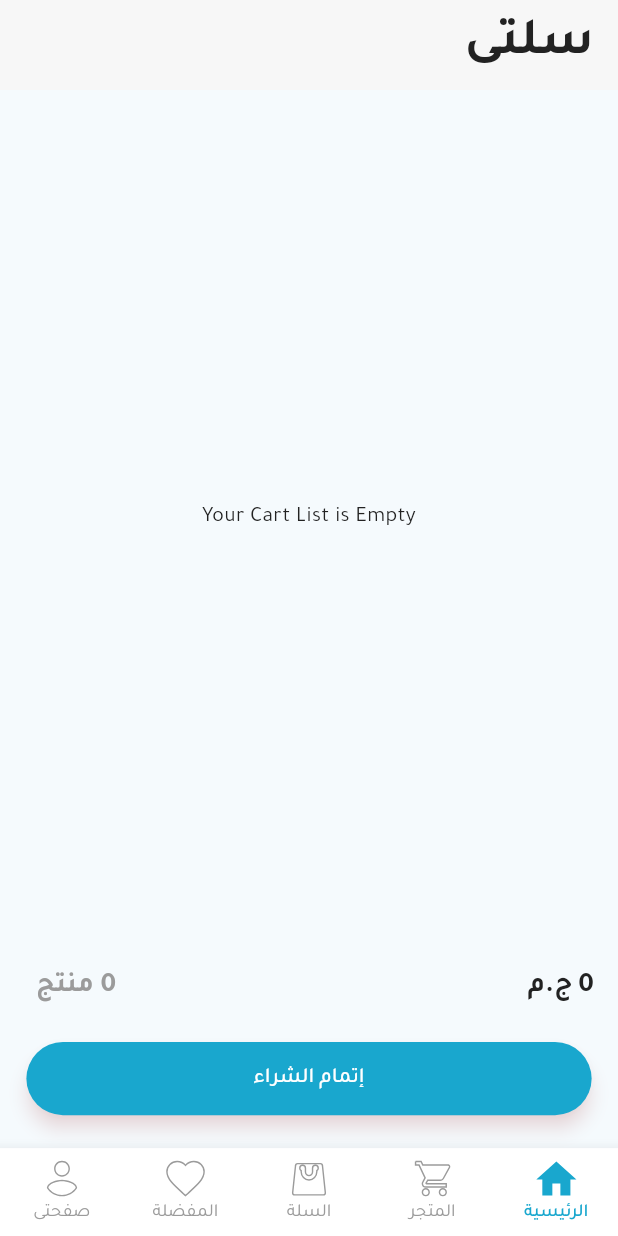
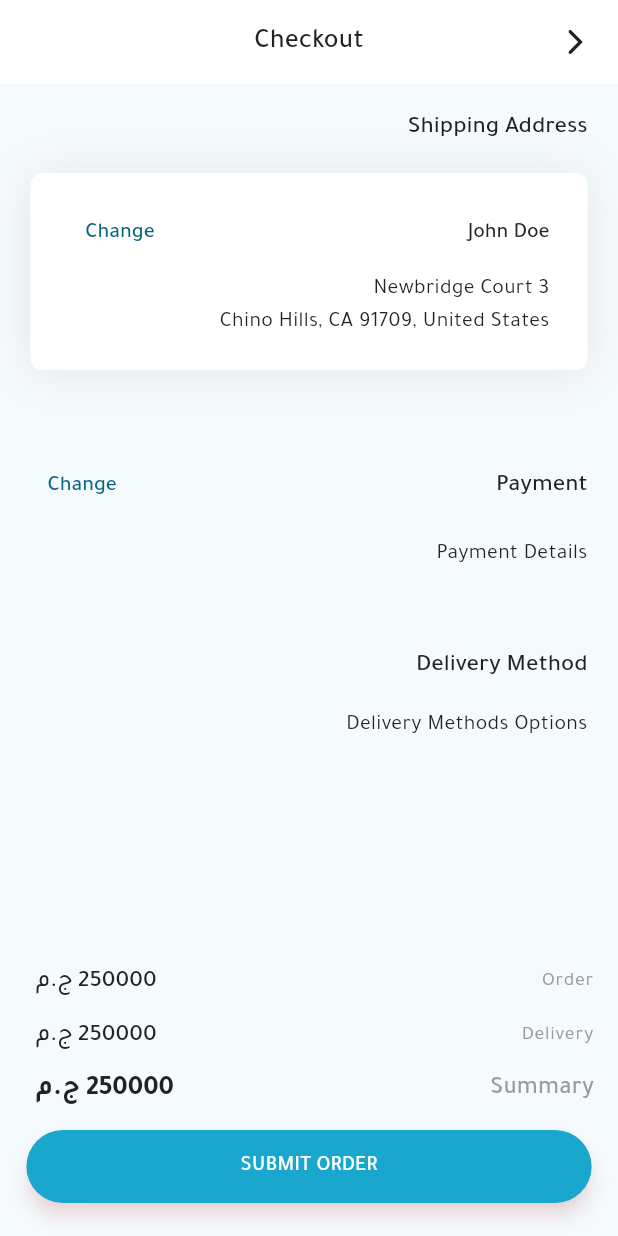
Before and after one commit to aoa97/ecommerce-app, a Flutter app: the CartScreen screen opened by its route, after a tap on "إتمام الشراء", on a phone screen of 412 x 824 dp. Run offline on Flutter 3.47's test engine with Material 2 defaults, Android fonts, the light colour scheme and no system bars; drawn by our look-alikes of modal_progress_hud_nsn; our stand-ins replace cached_network_image, dio, equatable, flutter_bloc, flutter_hooks, flutter_rating_bar and 10 more; missing offline and left inert: print_color; accounts and stored records are empty; generated files the repository leaves out were written again; network calls fail.

Commit message:
Checkout module initial UI implementation

```diff
--- a/lib/core/presentation/router/app_router.dart
+++ b/lib/core/presentation/router/app_router.dart
@@ -1,13 +1,19 @@
 import 'package:ecommerce/core/features/layout/routes/main_layout_routes.dart';
 import 'package:ecommerce/features/auth/presentation/routes/auth_routes.dart';
+import 'package:ecommerce/features/checkout/presentation/routes/checkout_routes.dart';
 import 'package:ecommerce/features/product/presentation/routes/product_routes.dart';
+import 'package:flutter/material.dart';
 import 'package:go_router/go_router.dart';
 
+final appRouteNavigatorKey = GlobalKey<NavigatorState>();
+
 final appRouter = GoRouter(
+  navigatorKey: appRouteNavigatorKey,
   initialLocation: "/",
   routes: [
     authRouter,
     mainLayoutRouter,
     productRouter,
+    checkoutRouter,
   ],
 );
--- a/lib/core/presentation/utils/palette.dart
+++ b/lib/core/presentation/utils/palette.dart
@@ -12,4 +12,5 @@ class Palette {
 
   static const shadow = BoxShadow(color: Color(0x14000000), blurRadius: 24, offset: Offset(0, 4));
   static const shadow2 = BoxShadow(color: Color(0x19000000), blurRadius: 8, offset: Offset(0, 4));
+  static const shadow3 = BoxShadow(color: Color(0x14000000), blurRadius: 25, offset: Offset(0, 1));
 }
--- /dev/null
+++ b/lib/core/presentation/widgets/summary_section.dart
@@ -0,0 +1,39 @@
+import 'package:ecommerce/core/presentation/utils/extensions.dart';
+import 'package:ecommerce/core/presentation/widgets/main_button.dart';
+import 'package:flutter/material.dart';
+import 'package:flutter_screenutil/flutter_screenutil.dart';
+
+class SummarySection extends StatelessWidget {
+  final List<Widget> tiles;
+  final String submitLabel;
+  final void Function()? onSubmit;
+
+  const SummarySection({super.key, required this.tiles, required this.submitLabel, this.onSubmit});
+
+  @override
+  Widget build(BuildContext context) {
+    return Theme(
+      data: Theme.of(context).copyWith(
+        listTileTheme: ListTileThemeData(
+          dense: true,
+          visualDensity: VisualDensity(horizontal: 0, vertical: -3.h),
+          titleTextStyle: context.labelMediumText,
+          leadingAndTrailingTextStyle: context.headlineSmallText!.copyWith(fontSize: 16),
+        ),
+      ),
+      child: Column(
+        mainAxisSize: MainAxisSize.min,
+        children: [
+          ...tiles,
+          Padding(
+            padding: EdgeInsets.fromLTRB(16.w, 8.w, 16.w, 20.w),
+            child: MainButton(
+              label: submitLabel,
+              onPressed: onSubmit,
+            ),
+          )
+        ],
+      ),
+    );
+  }
+}
--- a/lib/features/cart/presentation/containers/cart_summary.dart
+++ b/lib/features/cart/presentation/containers/cart_summary.dart
@@ -1,11 +1,11 @@
 import 'package:ecommerce/core/presentation/utils/extensions.dart';
 import 'package:ecommerce/core/presentation/utils/palette.dart';
-import 'package:ecommerce/core/presentation/widgets/main_button.dart';
+import 'package:ecommerce/core/presentation/widgets/summary_section.dart';
 import 'package:ecommerce/features/cart/presentation/controller/cart_cubit.dart';
 import 'package:ecommerce/l10n/l10n.dart';
 import 'package:flutter/material.dart';
 import 'package:flutter_bloc/flutter_bloc.dart';
-import 'package:flutter_screenutil/flutter_screenutil.dart';
+import 'package:go_router/go_router.dart';
 
 class CartSummary extends StatelessWidget {
   const CartSummary({super.key});
@@ -14,9 +14,12 @@ class CartSummary extends StatelessWidget {
   Widget build(BuildContext context) {
     final cubit = context.watch<CartCubit>();
 
-    return Column(
-      mainAxisSize: MainAxisSize.min,
-      children: [
+    return SummarySection(
+      submitLabel: tr(context).checkout,
+      onSubmit: () {
+        context.push("/checkout");
+      },
+      tiles: [
         ListTile(
           trailing: Text(
             "${cubit.count} ${tr(context).products}",
@@ -26,13 +29,6 @@ class CartSummary extends StatelessWidget {
             "${cubit.totalPrice} ${tr(context).egp}",
             style: context.headlineLargeText,
           ),
-        ),
-        Padding(
-          padding: EdgeInsets.fromLTRB(16.w, 8.w, 16.w, 20.w),
-          child: MainButton(
-            label: tr(context).checkout,
-            onPressed: () {},
-          ),
         )
       ],
     );
--- /dev/null
+++ b/lib/features/checkout/presentation/routes/checkout_routes.dart
@@ -0,0 +1,10 @@
+import 'package:ecommerce/core/presentation/router/app_router.dart';
+import 'package:ecommerce/features/checkout/presentation/ui/screens/checkout_screen.dart';
+import 'package:go_router/go_router.dart';
+
+final checkoutRouter = GoRoute(
+  parentNavigatorKey: appRouteNavigatorKey,
+  path: "/checkout",
+  builder: (context, state) => const CheckoutScreen(),
+  // redirect:
+);
--- /dev/null
+++ b/lib/features/checkout/presentation/ui/containers/checkout_summary.dart
@@ -0,0 +1,30 @@
+import 'package:ecommerce/core/presentation/utils/extensions.dart';
+import 'package:ecommerce/core/presentation/widgets/summary_section.dart';
+import 'package:ecommerce/l10n/l10n.dart';
+import 'package:flutter/material.dart';
+
+class CheckoutSummary extends StatelessWidget {
+  const CheckoutSummary({super.key});
+
+  @override
+  Widget build(BuildContext context) {
+    return SummarySection(
+      submitLabel: "Submit Order",
+      onSubmit: () {},
+      tiles: [
+        ListTile(
+          title: const Text("Order"),
+          trailing: Text("250000 ${tr(context).egp}"),
+        ),
+        ListTile(
+          title: const Text("Delivery"),
+          trailing: Text("250000 ${tr(context).egp}"),
+        ),
+        ListTile(
+          title: Text("Summary", style: context.labelLargeText!.copyWith(fontWeight: FontWeight.w500)),
+          trailing: Text("250000 ${tr(context).egp}", style: context.headlineMediumText!.copyWith(fontSize: 18)),
+        ),
+      ],
+    );
+  }
+}
--- /dev/null
+++ b/lib/features/checkout/presentation/ui/containers/delivery_method_section.dart
@@ -0,0 +1,18 @@
+import 'package:ecommerce/core/presentation/utils/extensions.dart';
+import 'package:flutter/material.dart';
+
+class DeliveryMethodSection extends StatelessWidget {
+  const DeliveryMethodSection({super.key});
+
+  @override
+  Widget build(BuildContext context) {
+    return Column(
+      crossAxisAlignment: CrossAxisAlignment.start,
+      children: [
+        Text("Delivery Method", style: context.headlineSmallText!.copyWith(fontSize: 16)),
+        21.sph,
+        const Text("Delivery Methods Options"),
+      ],
+    );
+  }
+}
--- /dev/null
+++ b/lib/features/checkout/presentation/ui/containers/payment_details_section.dart
@@ -0,0 +1,24 @@
+import 'package:ecommerce/core/presentation/utils/extensions.dart';
+import 'package:flutter/material.dart';
+
+class PaymentDetailsSection extends StatelessWidget {
+  const PaymentDetailsSection({super.key});
+
+  @override
+  Widget build(BuildContext context) {
+    return Column(
+      crossAxisAlignment: CrossAxisAlignment.start,
+      children: [
+        Row(
+          mainAxisAlignment: MainAxisAlignment.spaceBetween,
+          children: [
+            Text("Payment", style: context.headlineSmallText!.copyWith(fontSize: 16)),
+            TextButton(onPressed: () {}, child: const Text("Change")),
+          ],
+        ),
+        17.sph,
+        const Text("Payment Details"),
+      ],
+    );
+  }
+}
--- /dev/null
+++ b/lib/features/checkout/presentation/ui/containers/shipping_address_section.dart
@@ -0,0 +1,45 @@
+import 'package:ecommerce/core/presentation/utils/extensions.dart';
+import 'package:ecommerce/core/presentation/utils/palette.dart';
+import 'package:ecommerce/core/presentation/utils/sizes.dart';
+import 'package:flutter/material.dart';
+import 'package:flutter_screenutil/flutter_screenutil.dart';
+
+class ShippingAddressSection extends StatelessWidget {
+  const ShippingAddressSection({super.key});
+
+  @override
+  Widget build(BuildContext context) {
+    return Column(
+      crossAxisAlignment: CrossAxisAlignment.start,
+      children: [
+        Text("Shipping Address", style: context.headlineSmallText!.copyWith(fontSize: 16)),
+        20.sph,
+        Container(
+          padding: EdgeInsets.symmetric(vertical: 20.h, horizontal: 23.w),
+          decoration: BoxDecoration(
+            color: Palette.white,
+            boxShadow: const [Palette.shadow3],
+            borderRadius: BorderRadius.circular(Sizes.radiusMd),
+          ),
+          child: Column(
+            crossAxisAlignment: CrossAxisAlignment.start,
+            children: [
+              Row(
+                mainAxisAlignment: MainAxisAlignment.spaceBetween,
+                children: [
+                  Text("John Doe", style: context.headlineSmallText),
+                  TextButton(onPressed: () {}, child: const Text("Change")),
+                ],
+              ),
+              7.sph,
+              const Text(
+                "3 Newbridge Court\nChino Hills, CA 91709, United States",
+                style: TextStyle(height: 1.5),
+              ),
+            ],
+          ),
+        ),
+      ],
+    );
+  }
+}
--- /dev/null
+++ b/lib/features/checkout/presentation/ui/screens/checkout_screen.dart
@@ -0,0 +1,33 @@
+import 'package:ecommerce/core/presentation/utils/extensions.dart';
+import 'package:ecommerce/core/presentation/widgets/main_app_bar.dart';
+import 'package:ecommerce/features/checkout/presentation/ui/containers/checkout_summary.dart';
+import 'package:ecommerce/features/checkout/presentation/ui/containers/delivery_method_section.dart';
+import 'package:ecommerce/features/checkout/presentation/ui/containers/payment_details_section.dart';
+import 'package:ecommerce/features/checkout/presentation/ui/containers/shipping_address_section.dart';
+import 'package:flutter/material.dart';
+import 'package:flutter_screenutil/flutter_screenutil.dart';
+
+class CheckoutScreen extends StatelessWidget {
+  const CheckoutScreen({super.key});
+
+  @override
+  Widget build(BuildContext context) {
+    return Scaffold(
+      appBar: MainAppBar.basic(context, hasBackButton: true, title: const Text("Checkout")),
+      body: Padding(
+        padding: EdgeInsets.all(20.h),
+        child: Column(
+          crossAxisAlignment: CrossAxisAlignment.start,
+          children: [
+            const ShippingAddressSection(),
+            57.sph,
+            const PaymentDetailsSection(),
+            57.sph,
+            const DeliveryMethodSection()
+          ],
+        ),
+      ),
+      bottomNavigationBar: const CheckoutSummary(),
+    );
+  }
+}
```
